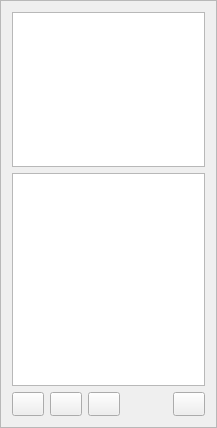
Old version of the form oom/widgets/tviewdockbase.ui in the repository ccherrett/oom.
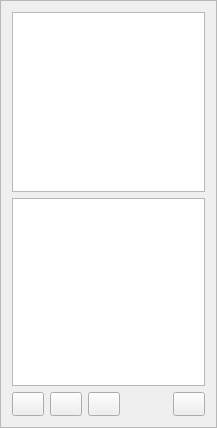
New version of the form.

Commit message: Added a comment view to list of static track views

Diff of the .ui file:
```diff
--- a/oom/widgets/tviewdockbase.ui
+++ b/oom/widgets/tviewdockbase.ui
@@ -31,7 +31,7 @@
      <property name="maximumSize">
       <size>
        <width>16777215</width>
-       <height>155</height>
+       <height>180</height>
       </size>
      </property>
      <property name="editTriggers">
```
The commit also changes 2 other files.
